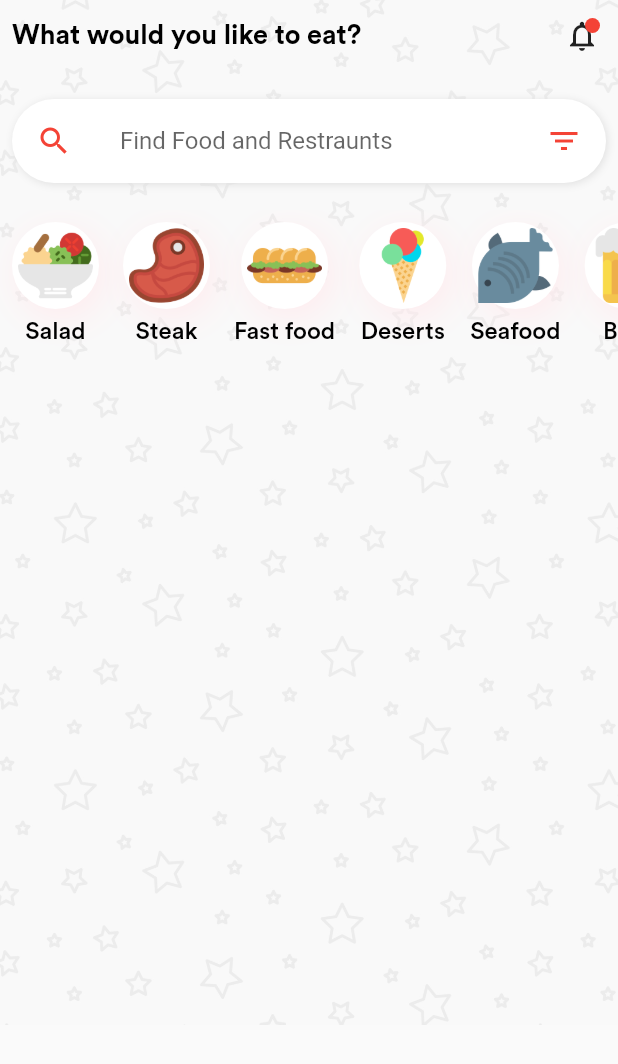
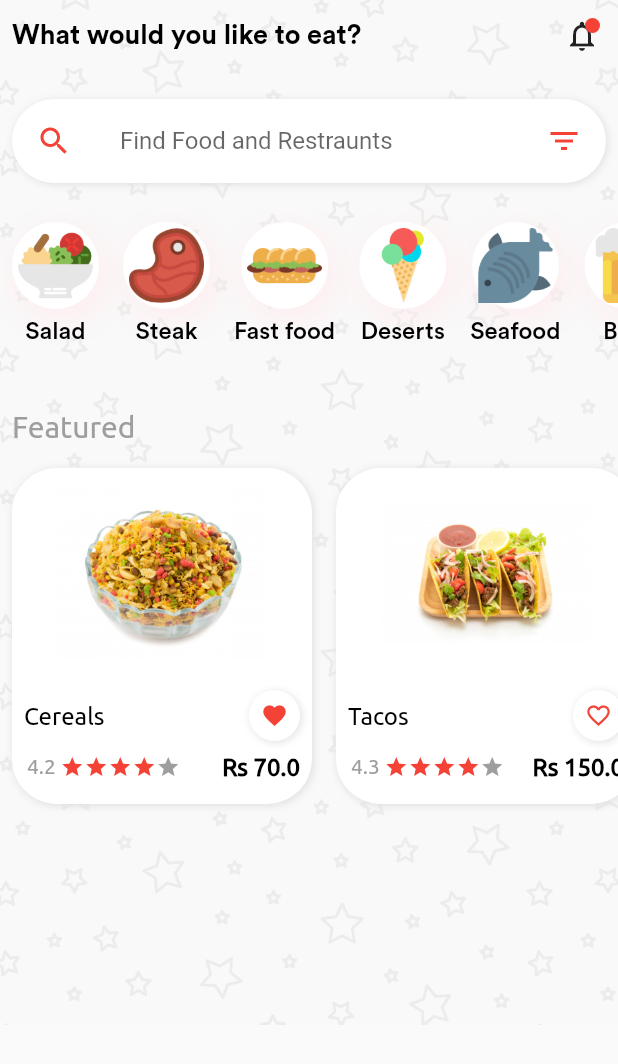
Before and after one commit to AbhishekMaira10/deldrone, a Flutter app: the screen it shows once a user with an empty profile is signed in, on a phone screen of 412 x 824 dp. Shown: the top 1064 px of the screen. Run offline on Flutter 3.47's test engine with Material 2 defaults, Android fonts, the phone set to English and light mode, and no system bars; our stand-ins replace firebase_auth, google_sign_in, simple_animations; accounts and stored records are empty.

Commit message:
addded featured products code

```diff
--- /dev/null
+++ b/App/lib/custom_widgets/ui_widgets/featured_products.dart
@@ -0,0 +1,161 @@
+import 'package:deldrone_customer/models/products.dart';
+import 'package:flutter/material.dart';
+import '../custom_text.dart';
+
+List<Product> productsList = [
+  Product(
+    name: 'Cereals',
+    price: 70,
+    rating: 4.2,
+    vendor: 'GoodFoods',
+    wishlist: true,
+    image: '1.jpg',
+  ),
+  Product(
+    name: 'Tacos',
+    price: 150,
+    rating: 4.3,
+    vendor: 'GoodFoods',
+    wishlist: false,
+    image: '5.jpg',
+  ),
+  Product(
+    name: 'Chicken Salad',
+    price: 155,
+    rating: 4.4,
+    vendor: 'GoodFoods',
+    wishlist: true,
+    image: '2.jpg',
+  ),
+];
+
+class Featured extends StatelessWidget {
+  @override
+  Widget build(BuildContext context) {
+    return Container(
+      height: 240,
+      child: ListView.builder(
+          scrollDirection: Axis.horizontal,
+          itemCount: productsList.length,
+          itemBuilder: (_, index) {
+            return Padding(
+              padding: const EdgeInsets.all(8.0),
+              child: Container(
+                height: 240,
+                width: 200,
+                decoration: BoxDecoration(
+                  color: Colors.white,
+                  borderRadius: BorderRadius.circular(30),
+                  boxShadow: [
+                    BoxShadow(
+                      color: Colors.grey[300],
+                      offset: Offset(1, 1),
+                      blurRadius: 4,
+                    ),
+                  ],
+                ),
+                child: Column(
+                  children: <Widget>[
+                    Image.asset(
+                      'assets/images/${productsList[index].image}',
+                      height: 140,
+                      width: 140,
+                    ),
+                    Row(
+                      mainAxisAlignment: MainAxisAlignment.spaceBetween,
+                      children: <Widget>[
+                        Padding(
+                          padding: const EdgeInsets.all(8.0),
+                          child: CustomText(
+                            text: productsList[index].name,
+                          ),
+                        ),
+                        Padding(
+                          padding: const EdgeInsets.all(8.0),
+                          child: Container(
+                            decoration: BoxDecoration(
+                              color: Colors.white,
+                              borderRadius: BorderRadius.circular(30),
+                              boxShadow: [
+                                BoxShadow(
+                                  color: Colors.grey[300],
+                                  offset: Offset(1, 1),
+                                  blurRadius: 4,
+                                ),
+                              ],
+                            ),
+                            child: Padding(
+                              padding: const EdgeInsets.all(8.0),
+                              child: productsList[index].wishlist
+                                  ? Icon(
+                                      Icons.favorite,
+                                      size: 18,
+                                      color: Colors.red,
+                                    )
+                                  : Icon(
+                                      Icons.favorite_border,
+                                      size: 18,
+                                      color: Colors.red,
+                                    ),
+                            ),
+                          ),
+                        ),
+                      ],
+                    ),
+                    Row(
+                      mainAxisAlignment: MainAxisAlignment.spaceBetween,
+                      children: <Widget>[
+                        Row(
+                          children: <Widget>[
+                            Padding(
+                              padding: const EdgeInsets.only(left: 10.0),
+                              child: CustomText(
+                                  text: productsList[index].rating.toString(),
+                                  color: Colors.grey,
+                                  size: 14),
+                            ),
+                            SizedBox(width: 3),
+                            Icon(
+                              Icons.star,
+                              color: Colors.red,
+                              size: 16,
+                            ),
+                            Icon(
+                              Icons.star,
+                              color: Colors.red,
+                              size: 16,
+                            ),
+                            Icon(
+                              Icons.star,
+                              color: Colors.red,
+                              size: 16,
+                            ),
+                            Icon(
+                              Icons.star,
+                              color: Colors.red,
+                              size: 16,
+                            ),
+                            Icon(
+                              Icons.star,
+                              color: Colors.grey,
+                              size: 16,
+                            ),
+                          ],
+                        ),
+                        Padding(
+                          padding: const EdgeInsets.only(right: 8.0),
+                          child: CustomText(
+                            text: 'Rs ${productsList[index].price}',
+                            weight: FontWeight.bold,
+                          ),
+                        ),
+                      ],
+                    ),
+                  ],
+                ),
+              ),
+            );
+          }),
+    );
+  }
+}
--- /dev/null
+++ b/App/lib/models/products.dart
@@ -0,0 +1,16 @@
+class Product {
+  Product(
+      {this.name,
+      this.image,
+      this.rating,
+      this.price,
+      this.vendor,
+      this.wishlist});
+
+  final String name;
+  final String image;
+  final double rating;
+  final double price;
+  final String vendor;
+  final bool wishlist;
+}
--- a/App/lib/ui/home/home_page.dart
+++ b/App/lib/ui/home/home_page.dart
@@ -1,6 +1,7 @@
 import 'package:deldrone_customer/custom_widgets/alerts/platform_alert_dialog.dart';
 import 'package:deldrone_customer/custom_widgets/custom_text.dart';
 import 'package:deldrone_customer/custom_widgets/ui_widgets/categories.dart';
+import 'package:deldrone_customer/custom_widgets/ui_widgets/featured_products.dart';
 import 'package:deldrone_customer/services/auth.dart';
 import 'package:deldrone_customer/ui/sign_in/sign_in_page.dart';
 import 'package:flutter/material.dart';
@@ -129,6 +130,13 @@ class _HomePageState extends State<HomePage> {
                   ),
                   SizedBox(height: 10),
                   Categories(),
+                  SizedBox(height: 5),
+                  Padding(
+                    padding: const EdgeInsets.all(8.0),
+                    child: CustomText(
+                        text: "Featured", size: 20, color: Colors.grey),
+                  ),
+                  Featured(),
                 ],
               ),
             ],
```
